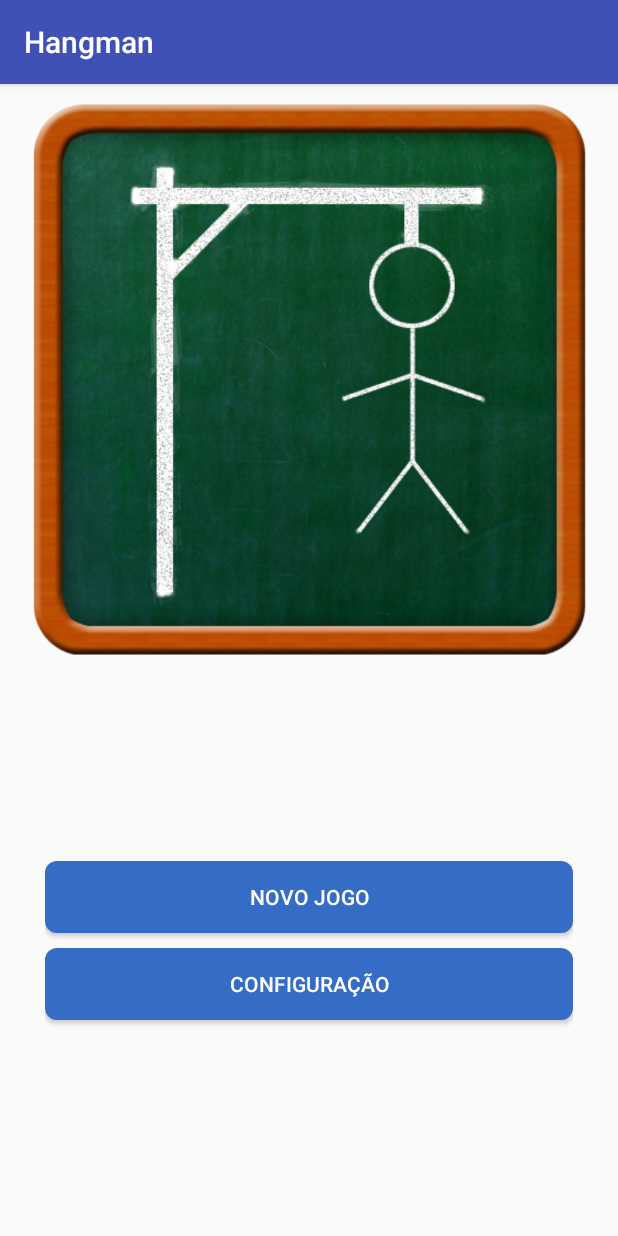
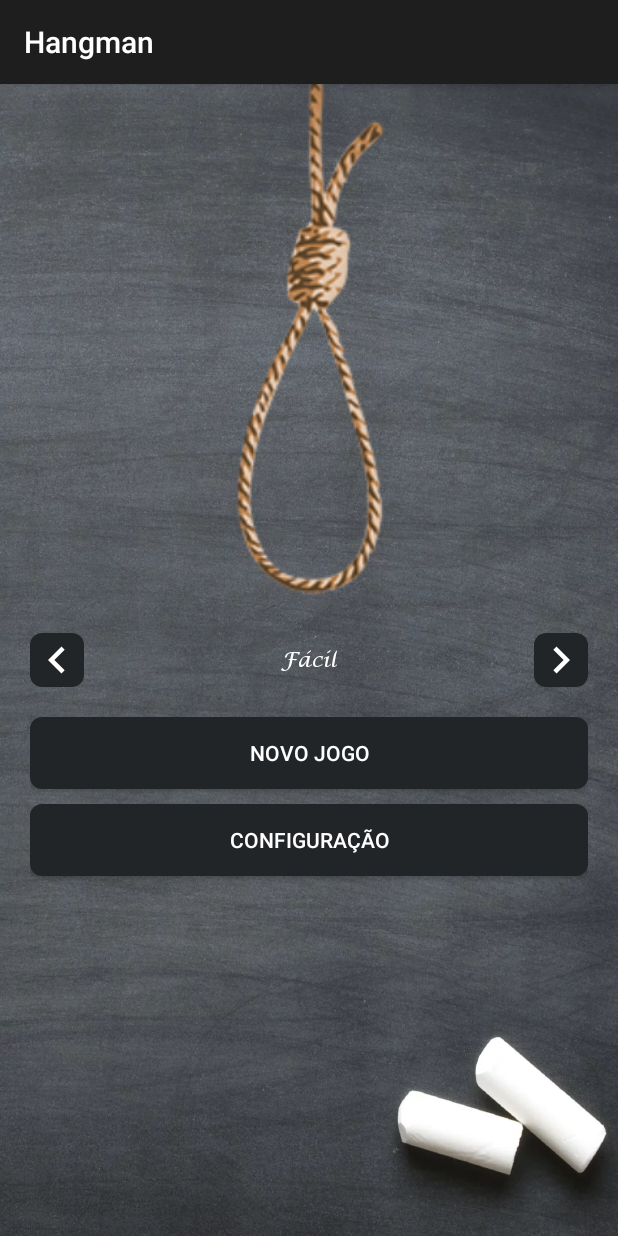
Before and after one commit to danillopneto/hangman, an Android app: the screen it shows after launch (MainActivity), on a phone screen of 412 x 824 dp. Run offline under Robolectric (Android 15) with nearby library versions, the phone set to English and light mode, and no system bars.

Commit message:
Alteração da tela inicial e inclusão da seleção de nível

```diff
--- a/app/src/main/java/ufg/go/br/hangman/MainActivity.java
+++ b/app/src/main/java/ufg/go/br/hangman/MainActivity.java
@@ -4,17 +4,57 @@ import android.content.Intent;
 import android.support.v7.app.AppCompatActivity;
 import android.os.Bundle;
 import android.view.View;
+import android.widget.TextView;
+
+import java.util.List;
+
+import ufg.go.br.hangman.model.GameLevel;
+import ufg.go.br.hangman.services.WordsService;
 
 public class MainActivity extends AppCompatActivity {
+    TextView mLevelLabel;
+    WordsService wordsService;
+    List<GameLevel> levels;
+    int levelSelected;
 
     @Override
     protected void onCreate(Bundle savedInstanceState) {
         super.onCreate(savedInstanceState);
         setContentView(R.layout.activity_main);
+
+        mLevelLabel = findViewById(R.id.mLevelLabel);
+        wordsService = new WordsService();
+        levels = wordsService.getLevels();
+        if (levels.size() > 0) {
+            levelSelected = 0;
+            mLevelLabel.setText(levels.get(levelSelected).getName());
+        }
+    }
+
+    public void nextLevel(View v) {
+        if (levelSelected == levels.size() - 1) {
+            levelSelected = 0;
+        }
+        else {
+            levelSelected++;
+        }
+
+        mLevelLabel.setText(levels.get(levelSelected).getName());
+    }
+
+    public void previousLevel(View v) {
+        if (levelSelected == 0) {
+            levelSelected = levels.size() - 1;
+        } else {
+            levelSelected--;
+        }
+
+        mLevelLabel.setText(levels.get(levelSelected).getName());
     }
 
     public void startGame(View v) {
         Intent i = new Intent(this, GameActivity.class);
+        i.putExtra(getString(R.string.total_time), levels.get(levelSelected).getTime());
         startActivity(i);
     }
 
--- /dev/null
+++ b/app/src/main/java/ufg/go/br/hangman/model/GameLevel.java
@@ -0,0 +1,27 @@
+package ufg.go.br.hangman.model;
+
+public class GameLevel {
+    private String name;
+    private int time;
+
+    public GameLevel(String name, int time) {
+        this.name = name;
+        this.time = time;
+    }
+
+    public String getName() {
+        return name;
+    }
+
+    public void setName(String name) {
+        this.name = name;
+    }
+
+    public int getTime() {
+        return time;
+    }
+
+    public void setTime(int time) {
+        this.time = time;
+    }
+}
--- a/app/src/main/java/ufg/go/br/hangman/services/WordsService.java
+++ b/app/src/main/java/ufg/go/br/hangman/services/WordsService.java
@@ -5,6 +5,7 @@ import java.util.List;
 import java.util.Random;
 import java.util.stream.Collectors;
 
+import ufg.go.br.hangman.model.GameLevel;
 import ufg.go.br.hangman.model.Word;
 
 public class WordsService {
@@ -21,6 +22,14 @@ public class WordsService {
         _words.add(new Word("Animals", "BORBOLETA", "BUTTERFLY"));
     }
 
+    public List<GameLevel> getLevels() {
+        List<GameLevel> levels = new ArrayList<>();
+        levels.add(new GameLevel("Fácil", 90));
+        levels.add(new GameLevel("Normal", 60));
+        levels.add(new GameLevel("Difícil", 30));
+        return levels;
+    }
+
     public Word getNewWord(final String category) {
         return getRandomWord(_words);
     }
--- /dev/null
+++ b/app/src/main/res/drawable/ic_chevron_left_white_36dp.xml
@@ -0,0 +1,5 @@
+<vector android:height="36dp" android:tint="#FFFFFF"
+    android:viewportHeight="24.0" android:viewportWidth="24.0"
+    android:width="36dp" xmlns:android="http://schemas.android.com/apk/res/android">
+    <path android:fillColor="#FF000000" android:pathData="M15.41,7.41L14,6l-6,6 6,6 1.41,-1.41L10.83,12z"/>
+</vector>
--- /dev/null
+++ b/app/src/main/res/drawable/ic_chevron_right_white_36dp.xml
@@ -0,0 +1,5 @@
+<vector android:height="36dp" android:tint="#FFFFFF"
+    android:viewportHeight="24.0" android:viewportWidth="24.0"
+    android:width="36dp" xmlns:android="http://schemas.android.com/apk/res/android">
+    <path android:fillColor="#FF000000" android:pathData="M10,6L8.59,7.41 13.17,12l-4.58,4.59L10,18l6,-6z"/>
+</vector>
--- /dev/null
+++ b/app/src/main/res/font/level_font.xml
@@ -0,0 +1,7 @@
+<?xml version="1.0" encoding="utf-8"?>
+<font-family xmlns:android="http://schemas.android.com/apk/res/android">
+    <font
+        android:fontStyle="normal"
+        android:fontWeight="500"
+        android:font="@font/lcallig" />
+</font-family>
--- a/app/src/main/res/layout/activity_main.xml
+++ b/app/src/main/res/layout/activity_main.xml
@@ -5,7 +5,7 @@
     android:layout_height="match_parent"
     android:layout_width="match_parent"
     android:orientation="vertical"
-    android:padding="10dp"
+    android:background="@drawable/background"
     android:weightSum="2">
     <LinearLayout
         android:layout_height="match_parent"
@@ -13,19 +13,47 @@
         android:layout_weight="1">
         <ImageView
             android:id="@+id/mHangImage"
-            android:src="@drawable/main"
+            android:src="@drawable/logo"
             android:layout_width="match_parent"
             android:layout_height="match_parent" />
     </LinearLayout>
+    <RelativeLayout
+        android:layout_width="match_parent"
+        android:layout_height="wrap_content">
+        <ImageButton
+            android:layout_margin="20dp"
+            android:layout_width="wrap_content"
+            android:layout_height="wrap_content"
+            android:layout_alignParentLeft="true"
+            android:src="@drawable/ic_chevron_left_white_36dp"
+            android:background="@drawable/roundedbutton"
+            android:onClick="previousLevel" />
+        <TextView
+            android:id="@+id/mLevelLabel"
+            android:layout_width="wrap_content"
+            android:layout_height="wrap_content"
+            android:layout_centerInParent="true"
+            android:textColor="@color/colorText"
+            android:fontFamily="@font/level_font"
+            android:text="Fácil"/>
+        <ImageButton
+            android:layout_margin="20dp"
+            android:layout_width="wrap_content"
+            android:layout_height="wrap_content"
+            android:layout_alignParentRight="true"
+            android:src="@drawable/ic_chevron_right_white_36dp"
+            android:background="@drawable/roundedbutton"
+            android:onClick="nextLevel" />
+    </RelativeLayout>
     <LinearLayout
         android:layout_below="@+id/mHangImage"
         android:layout_width="match_parent"
         android:layout_height="match_parent"
         android:orientation="vertical"
-        android:layout_alignParentBottom="true"
-        android:padding="20dp"
-        android:gravity="center_horizontal|center_vertical"
-        android:layout_weight="1">
+        android:gravity="center_horizontal|clip_vertical"
+        android:layout_weight="1"
+        android:paddingLeft="20dp"
+        android:paddingRight="20dp" >
         <Button
             android:id="@+id/mStartGameButton"
             android:layout_width="match_parent"
--- a/app/src/main/res/values/colors.xml
+++ b/app/src/main/res/values/colors.xml
@@ -1,8 +1,8 @@
 <?xml version="1.0" encoding="utf-8"?>
 <resources>
-    <color name="colorPrimary">#3F51B5</color>
-    <color name="colorPrimaryDark">#303F9F</color>
+    <color name="colorPrimary">#1E1E1E</color>
+    <color name="colorPrimaryDark">#000002</color>
     <color name="colorAccent">#FF4081</color>
-    <color name="colorButton">#356DC6</color>
+    <color name="colorButton">#222528</color>
     <color name="colorText">#FFFFFF</color>
 </resources>
--- a/app/src/main/res/values/strings.xml
+++ b/app/src/main/res/values/strings.xml
@@ -10,4 +10,5 @@
     <string name="settings">Configuração</string>
     <string name="vibrate">Vibração</string>
     <string name="reveal_word">Revelar Palavra</string>
+    <string name="total_time">TotalTime</string>
 </resources>
```
Also changed, not shown: app/src/main/ic_launcher-web.png (deleted), app/src/main/res/drawable/background.webp (added), app/src/main/res/drawable/logo.png (added), app/src/main/res/drawable/main.png (deleted), app/src/main/res/font/lcallig.TTF (added), app/src/main/res/mipmap-hdpi/ic_launcher.png, app/src/main/res/mipmap-mdpi/ic_launcher.png, app/src/main/res/mipmap-xhdpi/ic_launcher.png, app/src/main/res/mipmap-xxhdpi/ic_launcher.png, app/src/main/res/mipmap-xxxhdpi/ic_launcher.png.
